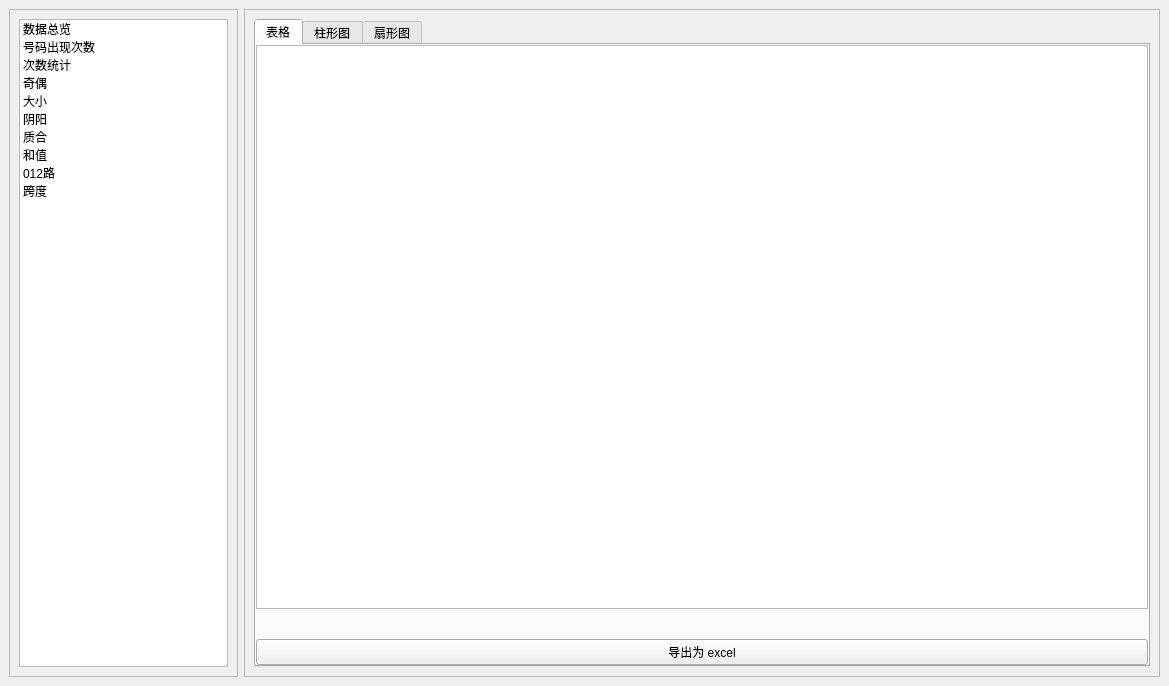
This is mainWindow.ui in marsvet/Lottery-Assistant as Qt 5 draws it before an edit. The edited form follows.
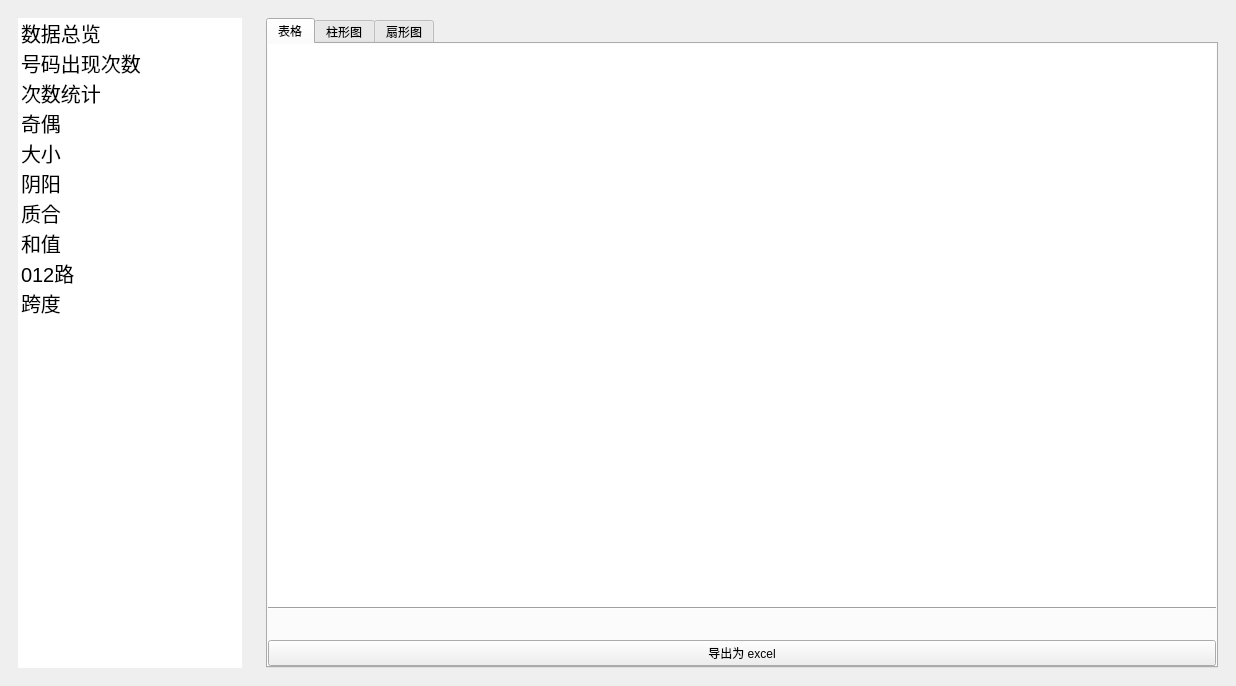
This is the edited form. The open tabs and pages were chosen to show the change.

Commit message: 优化界面，优化饼图图例的显示

```diff
--- a/mainWindow.ui
+++ b/mainWindow.ui
@@ -6,7 +6,7 @@
    <rect>
     <x>0</x>
     <y>0</y>
-    <width>1169</width>
+    <width>1236</width>
     <height>686</height>
    </rect>
   </property>
@@ -23,6 +23,9 @@
         <verstretch>0</verstretch>
        </sizepolicy>
       </property>
+      <property name="styleSheet">
+       <string notr="true">border: none;</string>
+      </property>
       <property name="frameShape">
        <enum>QFrame::StyledPanel</enum>
       </property>
@@ -39,7 +42,7 @@
           </sizepolicy>
          </property>
          <property name="styleSheet">
-          <string notr="true"/>
+          <string notr="true">font-size: 20px;</string>
          </property>
          <item>
           <property name="text">
@@ -104,6 +107,11 @@
         <verstretch>0</verstretch>
        </sizepolicy>
       </property>
+      <property name="styleSheet">
+       <string notr="true">#rightFrame {
+	border: none;
+}</string>
+      </property>
       <property name="frameShape">
        <enum>QFrame::StyledPanel</enum>
       </property>
@@ -266,6 +274,11 @@
            </property>
            <item>
             <widget class="QTabWidget" name="tabWidget_8">
+             <property name="styleSheet">
+              <string notr="true">QTableWidget {
+	margin: -1px;
+}</string>
+             </property>
              <property name="currentIndex">
               <number>0</number>
              </property>
@@ -305,6 +318,13 @@
                  </property>
                 </widget>
                </item>
+               <item>
+                <widget class="Line" name="line">
+                 <property name="orientation">
+                  <enum>Qt::Horizontal</enum>
+                 </property>
+                </widget>
+               </item>
                <item>
                 <spacer name="verticalSpacer_2">
                  <property name="orientation">
@@ -323,6 +343,9 @@
                </item>
                <item>
                 <widget class="QPushButton" name="exportCountStatistics">
+                 <property name="styleSheet">
+                  <string notr="true"/>
+                 </property>
                  <property name="text">
                   <string>导出为 excel</string>
                  </property>
```
Left out of the diff: 234 changed lines with no effect on the pictures. The commit also changes 3 other files.
